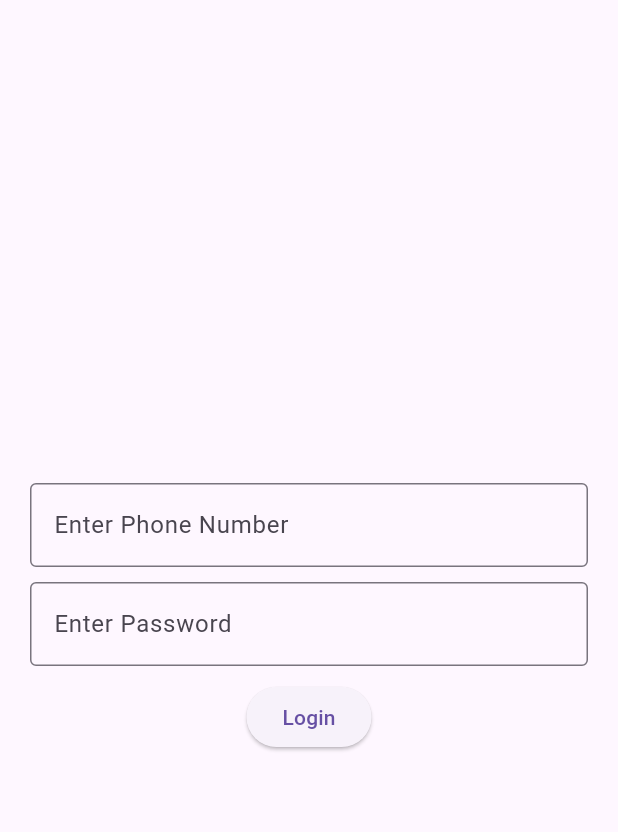
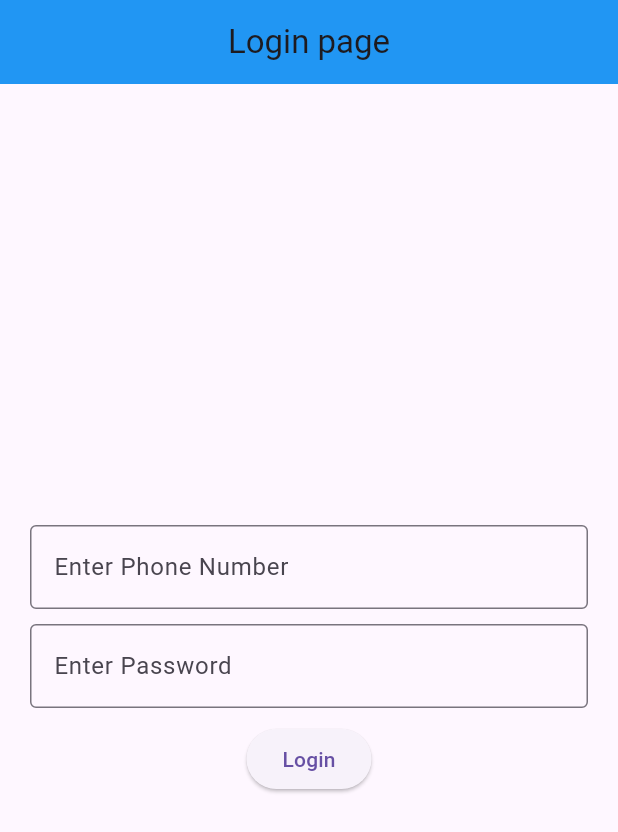
Before and after one commit to Roshandevelops/my_task, a Flutter app: the screen it shows after launch, on a phone screen of 412 x 824 dp. Shown: the top 832 px of the screen. Run offline on Flutter 3.47's test engine with Material 3 defaults, Android fonts, the phone set to English and light mode, and no system bars; network calls fail.

```diff
--- a/lib/main.dart
+++ b/lib/main.dart
@@ -1,6 +1,7 @@
 import 'package:flutter/material.dart';
 import 'package:my_task/controller/user_provider.dart';
 import 'package:my_task/view/auth/login_screen.dart';
+import 'package:my_task/view/home/home_screen.dart';
 import 'package:provider/provider.dart';
 
 void main() {
--- a/lib/view/auth/login_screen.dart
+++ b/lib/view/auth/login_screen.dart
@@ -27,6 +27,11 @@ class _LoginScreenState extends State<LoginScreen> {
   @override
   Widget build(BuildContext context) {
     return Scaffold(
+      appBar: AppBar(
+        title: Text("Login page"),
+        centerTitle: true,
+        backgroundColor: Colors.blue,
+      ),
       body: SafeArea(
         child: Padding(
           padding: const EdgeInsets.all(20.0),
--- a/lib/view/home/home_screen.dart
+++ b/lib/view/home/home_screen.dart
@@ -8,6 +8,11 @@ class HomeScreen extends StatelessWidget {
   @override
   Widget build(BuildContext context) {
     return Scaffold(
+      appBar: AppBar(
+        title: Text("Home page"),
+        centerTitle: true,
+        backgroundColor: Colors.blue,
+      ),
       body: SafeArea(
         child: Consumer<UserProvider>(builder: (context, userConsumer, child) {
           return ListView.builder(
```
